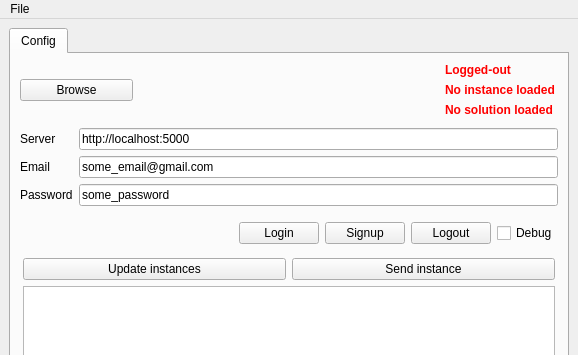
First picture: the form in python-examples/gui/dance/gui.ui, repository baobabsoluciones/cornflow-examples, before the edit; both pictures show x 0 to 578 and y 0 to 355 of the 578 by 697 pixel window.
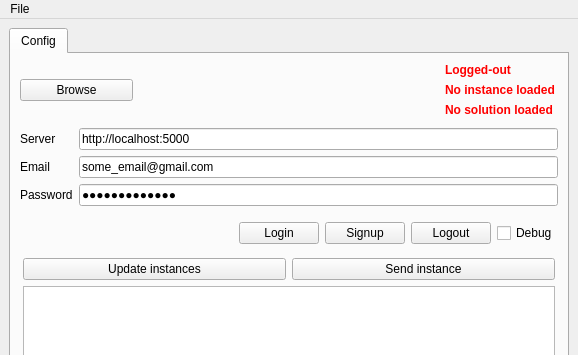
Second picture: the form after the edit.

Diff of the .ui file:
```diff
--- a/python-examples/gui/dance/gui.ui
+++ b/python-examples/gui/dance/gui.ui
@@ -175,6 +175,9 @@
               <property name="text">
                <string>some_password</string>
               </property>
+              <property name="echoMode">
+               <enum>QLineEdit::Password</enum>
+              </property>
              </widget>
             </item>
            </layout>
```
Left out of the diff: 6 changed lines with no effect on the pictures.
